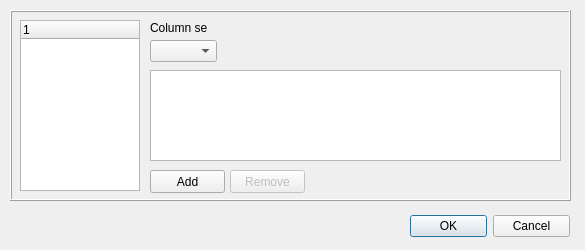
This is OptionsDialog.ui in martin-kudlicka/file-commander as Qt 5 draws it before an edit. The edited form follows.
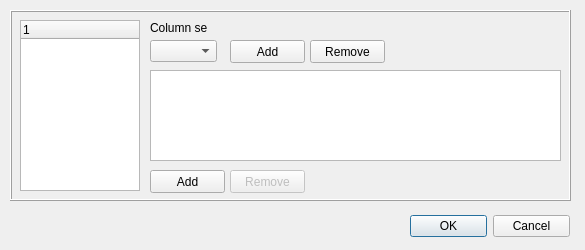
This is the edited form.

Commit message: + add new column set (by NewColumnSet dialog)

Diff of the .ui file:
```diff
--- a/OptionsDialog.ui
+++ b/OptionsDialog.ui
@@ -122,6 +122,32 @@
        <string>Remove</string>
       </property>
      </widget>
+     <widget class="QPushButton" name="qpbColumnSetAdd" >
+      <property name="geometry" >
+       <rect>
+        <x>80</x>
+        <y>30</y>
+        <width>75</width>
+        <height>23</height>
+       </rect>
+      </property>
+      <property name="text" >
+       <string>Add</string>
+      </property>
+     </widget>
+     <widget class="QPushButton" name="qpbColumnSetRemove" >
+      <property name="geometry" >
+       <rect>
+        <x>160</x>
+        <y>30</y>
+        <width>75</width>
+        <height>23</height>
+       </rect>
+      </property>
+      <property name="text" >
+       <string>Remove</string>
+      </property>
+     </widget>
     </widget>
     <widget class="QWidget" name="page_2" />
     <widget class="QWidget" name="page" >
```
The commit also changes 8 other files.
